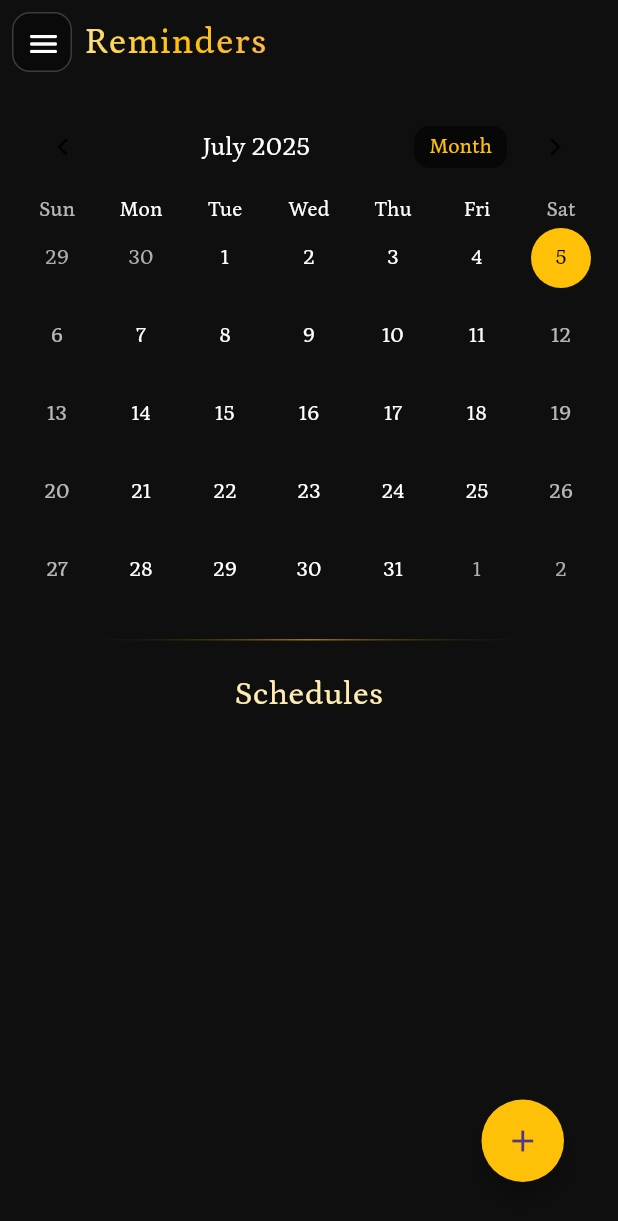
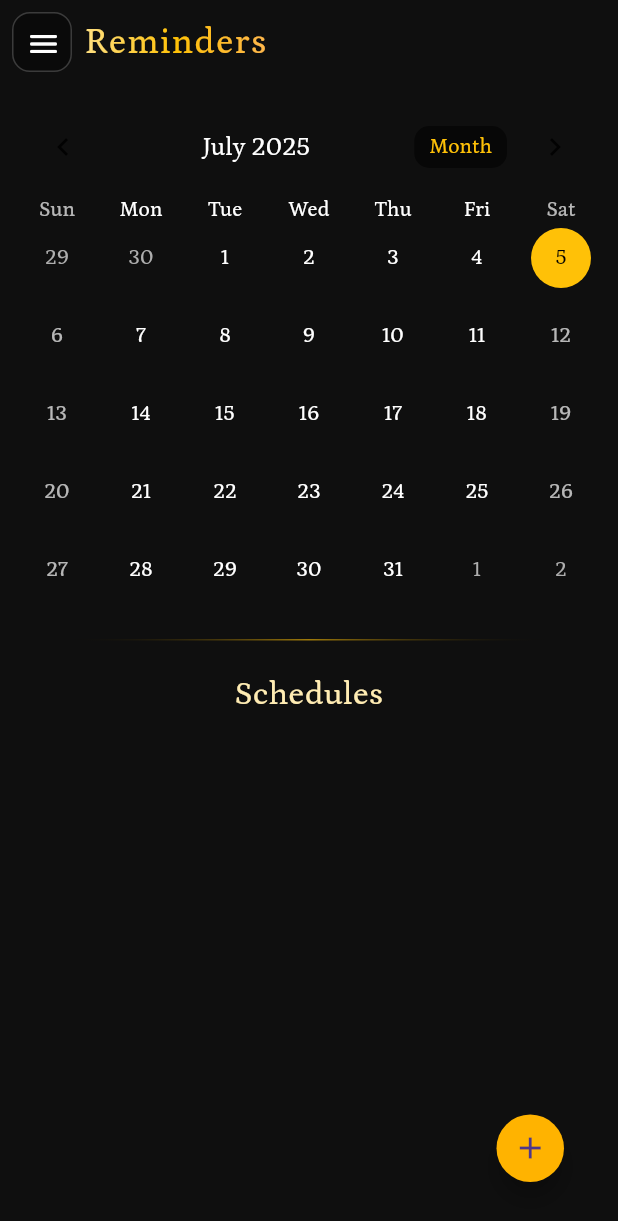
Before and after one commit to Maruuu1101110/StudyForgeApp, a Flutter app: the ForgeReminderPage screen opened directly, on a phone screen of 412 x 824 dp. Shown: the top 1221 px of the screen. Run offline on Flutter 3.47's test engine with Material 3 defaults, Android fonts, the phone set to English and light mode, and no system bars; drawn by our look-alikes of flutter_speed_dial, table_calendar; our stand-ins replace device_preview, flutter_local_notifications, font_awesome_flutter, shared_preferences, sqflite, sqflite_common_ffi and 1 more; missing offline and left inert: markdown_editor_plus, markdown_widget; accounts and stored records are empty.

Commit message:
feat: enhanced FloatingSpeedDial with study session functionality

```diff
--- a/lib/components/speedDial.dart
+++ b/lib/components/speedDial.dart
@@ -3,14 +3,25 @@ import 'package:flutter_speed_dial/flutter_speed_dial.dart';
 import 'package:study_forge/pages/editor_pages/markdownEditPage.dart';
 import 'package:study_forge/pages/editor_pages/noteEditPage.dart';
 import 'package:study_forge/pages/editor_pages/reminderEditPage.dart';
+import 'package:study_forge/pages/session_pages/sessionEditPage.dart';
 
 import 'package:study_forge/tables/note_table.dart';
 import 'package:study_forge/tables/reminder_table.dart';
+import 'package:study_forge/tables/room_table.dart';
 
 class FloatingSpeedDial extends StatelessWidget {
   final bool? isNotes;
   final bool? isReminders;
-  const FloatingSpeedDial({super.key, this.isNotes, this.isReminders});
+  final bool? isStudySessions;
+  final VoidCallback? onCreateRoom;
+
+  const FloatingSpeedDial({
+    super.key,
+    this.isNotes,
+    this.isReminders,
+    this.isStudySessions,
+    this.onCreateRoom,
+  });
 
   @override
   Widget build(BuildContext context) {
@@ -19,12 +30,36 @@ class FloatingSpeedDial extends StatelessWidget {
       child: SpeedDial(
         icon: Icons.add,
         activeIcon: Icons.close,
-        buttonSize: const Size(55, 55),
+        buttonSize: const Size(45, 45),
         backgroundColor: Colors.amber,
+        gradientBoxShape: BoxShape.circle,
+        gradient: LinearGradient(
+          begin: Alignment.topLeft,
+          end: Alignment.bottomRight,
+          colors: [Colors.amber.shade600, Colors.orange.shade600],
+        ),
         overlayColor: const Color.fromRGBO(0, 0, 0, 0.1),
         childMargin: const EdgeInsets.only(right: 2),
         spaceBetweenChildren: 10,
         children: [
+          SpeedDialChild(
+            visible: isStudySessions ?? false,
+            backgroundColor: const Color.fromRGBO(30, 30, 30, 1),
+            labelBackgroundColor: Colors.transparent,
+            labelShadow: [],
+            child: const Icon(Icons.meeting_room, color: Colors.amber),
+            label: 'New Study Room',
+            onTap: () => Navigator.of(context).push(
+              PageRouteBuilder(
+                pageBuilder: (_, __, ___) =>
+                    RoomEditPage(roomTableManager: RoomTableManager()),
+
+                transitionsBuilder: (_, animation, __, child) =>
+                    FadeTransition(opacity: animation, child: child),
+              ),
+            ),
+          ),
+
           SpeedDialChild(
             visible: isNotes ?? false,
             backgroundColor: const Color.fromRGBO(30, 30, 30, 1),
```
